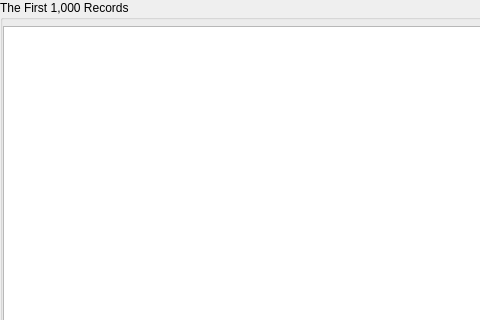
The window that previewwidget.ui (BugenZhao/MTAnalyzer) describes before a commit, drawn with Qt 5; both pictures show x 0 to 480 and y 0 to 320 of the 746 by 467 pixel window.
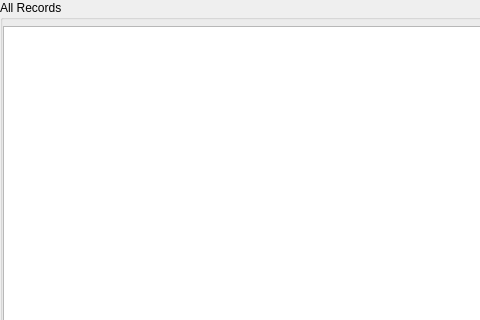
The same window after the commit.

What changed in the file:
```diff
--- a/previewwidget.ui
+++ b/previewwidget.ui
@@ -34,7 +34,7 @@
      <item>
       <widget class="QGroupBox" name="groupBox_2">
        <property name="title">
-        <string>The First 1,000 Records</string>
+        <string>All Records</string>
        </property>
        <property name="flat">
         <bool>true</bool>
```
